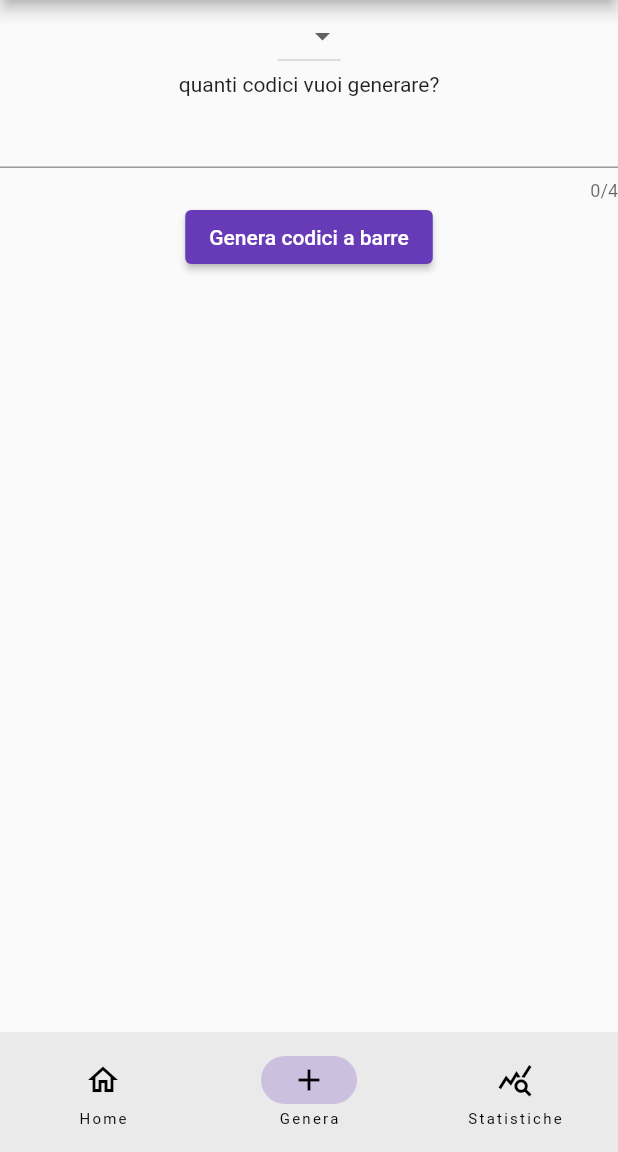
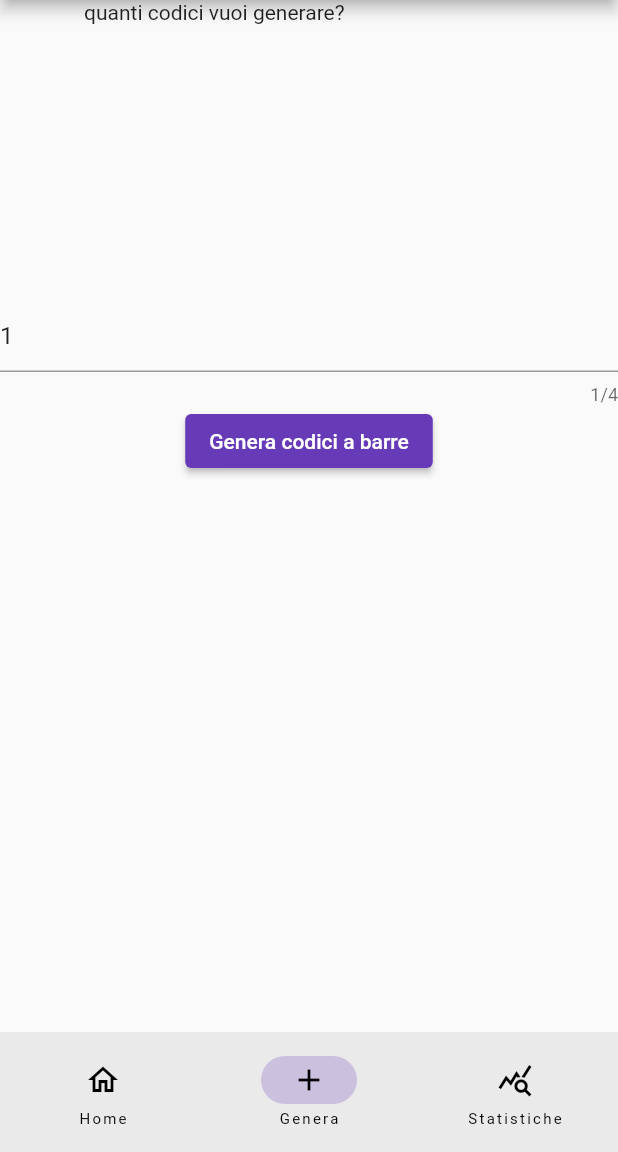
Before and after one commit to Turrett/Borrachada, a Flutter app: the screen it shows after launch, item 2 of the bottom bar chosen, after a tap on "Genera codici a barre", on a phone screen of 412 x 824 dp, the part 84-1236 px from its top. Run offline on Flutter 3.47's test engine with Material 2 defaults, Android fonts, the phone set to English and light mode, and no system bars; our stand-ins replace cloud_firestore, firebase_core, firebase_storage; missing offline and left inert: barcode, barcode_image, simple_barcode_scanner; accounts and stored records are empty.

Commit message:
aggiunta verifica codici

```diff
--- a/lib/BarcodeManager.dart
+++ b/lib/BarcodeManager.dart
@@ -10,7 +10,7 @@ import 'dart:typed_data';
 import 'package:barcode/barcode.dart';
 
 class BarcodeManager {
-  final firestore = FirebaseFirestore.instance;
+  final db = FirebaseFirestore.instance.collection('Halloween');
   final storage = FirebaseStorage.instance;
   String progetto = 'Halloween';
 
@@ -18,20 +18,24 @@ class BarcodeManager {
 
   void uploadMultipleCodes(int quanti, String mantissa) {
     for (int i = 0; i < quanti; i++) {
-      generateAndUploadBarcode(randomNumberGen().toString());
+      generateAndUploadBarcode(randomNumberGen());
     }
   }
 
-  int randomNumberGen() {
-    int min = 0;
-    int max = 99999999;
-    final random = Random();
-    return min + random.nextInt(max - min + 1);
+  String randomNumberGen() {
+    var number = "";
+    var randomnumber = Random();
+    //chnage i < 15 on your digits need
+    for (var i = 0; i < 15; i++) {
+      number = number + randomnumber.nextInt(9).toString();
+    }
+    print(number);
+    return number;
   }
 
   Future<void> generateAndUploadBarcode(String data) async {
     // Generate the barcode as a Uint8List
-    final svg = Barcode.fromType(BarcodeType.Code128).toSvg(data);
+    final svg = Barcode.fromType(BarcodeType.QrCode).toSvg(data);
     final Uint8List barcodeBytes = Uint8List.fromList(svg.codeUnits);
 
     uploadToFirestore(barcodeBytes, data);
@@ -53,11 +57,41 @@ class BarcodeManager {
   }
 
   Future<void> uploadToFirebase(String codice) {
-    return firestore.collection('Halloween').add({
-      "codice": codice,
-      "utilizzato": false,
-      "data": DateTime.now().toString(),
-    }).then((value) => print('aggiunto $codice a DB'))
-          .catchError((error) => print("Failed to add codice: $error"));
+    return db
+        .add({
+          "codice": codice,
+          "utilizzato": false,
+          "data": DateTime.now().toString(),
+        })
+        .then((value) => print('aggiunto $codice a DB'))
+        .catchError((error) => print("Failed to add codice: $error"));
+  }
+
+  Future<String> verifyCode(String codice) async {
+    //recupero i documenti con un determinato codice
+    var ret;
+    QuerySnapshot query = await db
+        .where("codice", isEqualTo: codice)
+        .where('utilizzato', isEqualTo: false)
+        .get()
+        .whenComplete(() => ret = "sono stati trovati documenti");
+
+    //verifico che sia uno solo
+    if (query.docs.length == 1) {
+      for (var doc in query.docs) {
+        //verifico che non sia stato utilizzato
+        print("codice valido");
+        ret = "✔ codice valido";
+        db
+            .doc(doc.id)
+            .update({'utilizzato': true})
+            .onError((error, stackTrace) => ret += "ma non disattivato")
+            .whenComplete(() => ret += "e disattivato");
+      }
+    } else {
+      ret = "❌ non ci sono codici compatibili";
+    }
+    print(ret);
+    return ret;
   }
 }
--- a/lib/add_code_page.dart
+++ b/lib/add_code_page.dart
@@ -10,11 +10,17 @@ class addCodePage extends StatefulWidget {
 
 class addCodePageState extends State<addCodePage> {
   String selectedItem = '00';
+  late TextEditingController _controller;
+  @override
+  void initState() {
+    super.initState();
+    _controller = TextEditingController(text: "1");
+  }
 
-  addCodePageState() {
-    //  for (var numero in numeri) {
-    //   persone.add(new DropdownMenuItem(child: Text(numero)));
-    // }
+  @override
+  void dispose() {
+    _controller.dispose();
+    super.dispose();
   }
 
   String generateRandomCode(String mantissa) {
@@ -26,7 +32,7 @@ class addCodePageState extends State<addCodePage> {
     return Column(
       mainAxisAlignment: MainAxisAlignment.start,
       children: [
-        DropdownButton<String>(
+        /*DropdownButton<String>(
           items: list.map<DropdownMenuItem<String>>((String value) {
             return DropdownMenuItem<String>(
               child: Text(value),
@@ -34,14 +40,18 @@ class addCodePageState extends State<addCodePage> {
             );
           }).toList(),
           onChanged: (value) => selectedItem = value!,
+        ),*/
+        SizedBox(height: 200,width:300,child:Text('quanti codici vuoi generare?'),),
+
+        TextField(
+          keyboardType: TextInputType.number,
+          controller: _controller,
+          maxLength: 4,
         ),
-        Text('quanti codici vuoi generare?'),
-        TextField(keyboardType: TextInputType.number,maxLength: 4,),
         ElevatedButton(
-          onPressed: () => {BarcodeManager().uploadMultipleCodes(1, '00')},
+          onPressed: () => {BarcodeManager().uploadMultipleCodes(int.parse(_controller.text), '00')},
           child: Text('Genera codici a barre'),
         )
-
       ],
     );
   }
--- a/lib/main.dart
+++ b/lib/main.dart
@@ -20,6 +20,8 @@ class MyApp extends StatelessWidget {
       title: 'Borrachada Tickets',
       theme: ThemeData(
         primarySwatch: Colors.deepPurple,
+        brightness: Brightness.light
+
       ),
       home: const MyHomePage(title: 'Borrachada tickets'),
     );
--- a/lib/read_code_page.dart
+++ b/lib/read_code_page.dart
@@ -1,6 +1,6 @@
-
 import 'package:flutter/material.dart';
 import 'package:simple_barcode_scanner/simple_barcode_scanner.dart';
+import 'package:borrachada/BarcodeManager.dart';
 
 class readCodePage extends StatefulWidget {
   @override
@@ -8,8 +8,12 @@ class readCodePage extends StatefulWidget {
 }
 
 class readCodePageState extends State<readCodePage> {
+  String cameraReading = '';
   String result = '';
+
   TextEditingController manualControl = TextEditingController();
+  late TextEditingController output = TextEditingController();
+
   verificaCodice() {}
 
   @override
@@ -18,8 +22,6 @@ class readCodePageState extends State<readCodePage> {
       body: Column(
         mainAxisAlignment: MainAxisAlignment.spaceEvenly,
         children: [
-          Row(mainAxisAlignment: MainAxisAlignment.start, children: [
-            SizedBox(width: 30),
           Container(
             //verifica manuale
             width: 150,
@@ -34,50 +36,37 @@ class readCodePageState extends State<readCodePage> {
                     ));
                 setState(() {
                   if (res is String) {
-                      result = res;
+                    manualControl.text = res;
                   }
                 });
               },
               child: const Text('Scannerizza'),
             ),
           ),
-            SizedBox(width: 30),
-            Container(
-              width: 150,
-              child: Text(
-                'Codice : $result',
-                overflow: TextOverflow.fade,
-                textAlign: TextAlign.center,
-
-              ),
-            ),
-            SizedBox(width: 30),
-          ]),
-
           Divider(),
-          Row(
-            mainAxisAlignment: MainAxisAlignment.start,
-            children: [
-              SizedBox(width: 30),
-              Container(
-                //verifica manuale
-                width: 150,
-                height: 40,
-                child: ElevatedButton(
-                    onPressed: verificaCodice(),
-                    child: Text('Verifica manuale')),
-              ),
-              SizedBox(width: 30),
           SizedBox(
             //campo manuale
             width: 150,
             height: 40,
             child: TextField(controller: manualControl),
           ),
-            ],
+          Divider(),
+          Container(
+            //verifica manuale
+            width: 150,
+            height: 40,
+            child: ElevatedButton(
+                onPressed: () async {
+                  String res =
+                      await BarcodeManager().verifyCode(manualControl.text);
+                  setState(() {
+                    result = res;
+                  });
+                },
+                child: Text('Verifica ')),
           ),
           Divider(),
-          Text('esito'),
+          Text(result),
         ],
       ),
     );
```
Lines whose indentation alone changed are shown as unchanged.
